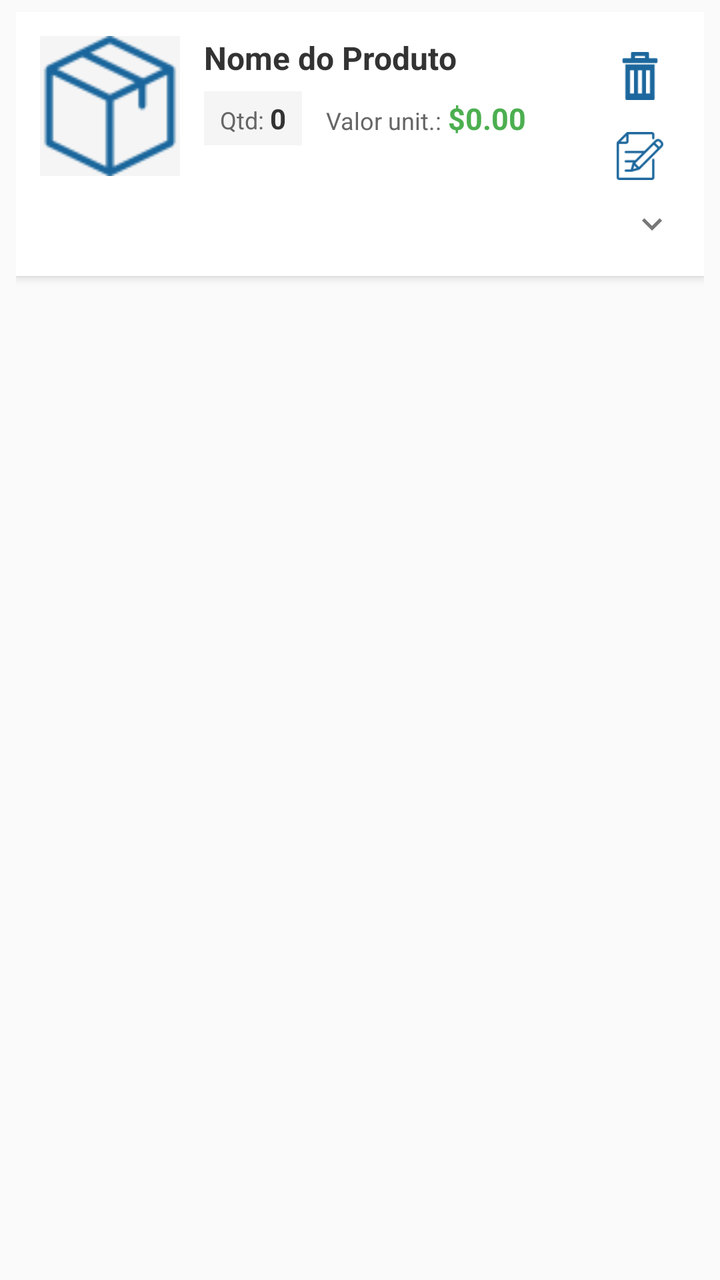
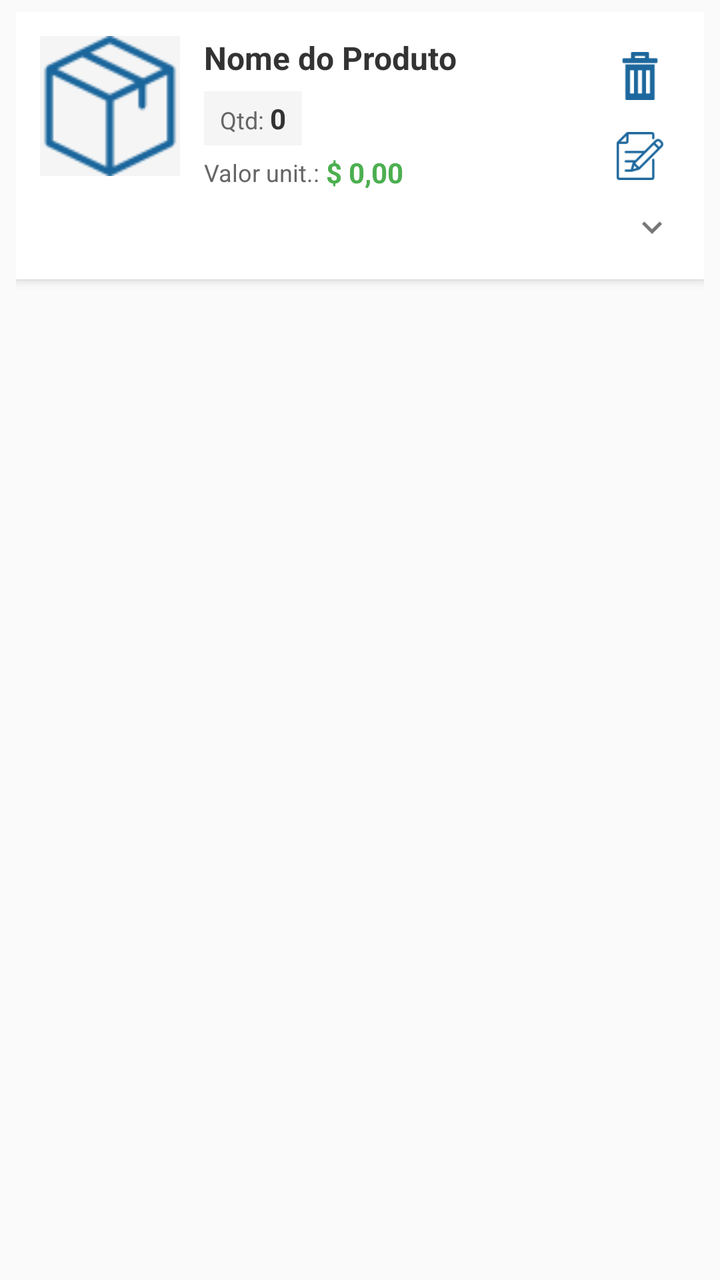

Compare the two renders of this Android layout. The source of the first and the diff that turns it into the second are given below.
<!-- AndroidManifest.xml: application theme CustomActionBarTheme -->
<!-- res/layout/custom_listview.xml -->
<?xml version="1.0" encoding="utf-8"?>
<RelativeLayout xmlns:android="http://schemas.android.com/apk/res/android"
    android:layout_width="match_parent"
    android:layout_height="wrap_content"
    android:fitsSystemWindows="true"
    android:paddingLeft="8dp"
    android:paddingRight="8dp"
    android:paddingTop="6dp"
    android:paddingBottom="6dp">

    
    <LinearLayout
        android:layout_width="match_parent"
        android:layout_height="wrap_content"
        android:orientation="vertical"
        android:background="#FFFFFF"
        android:elevation="3dp"
        android:padding="12dp">

        
        <LinearLayout
            android:layout_width="match_parent"
            android:layout_height="wrap_content"
            android:orientation="horizontal">

            
            <RelativeLayout
                android:layout_width="70dp"
                android:layout_height="70dp">

                <ImageView
                    android:id="@+id/photo"
                    android:layout_width="70dp"
                    android:layout_height="70dp"
                    android:src="@drawable/package_icon"
                    android:scaleType="centerCrop"
                    android:background="#F5F5F5"
                    android:contentDescription="Foto do produto" />

                
                <TextView
                    android:id="@+id/lowStockBadge"
                    android:layout_width="wrap_content"
                    android:layout_height="wrap_content"
                    android:layout_alignParentTop="true"
                    android:layout_alignParentRight="true"
                    android:background="#FF5722"
                    android:text="!"
                    android:textColor="#FFFFFF"
                    android:textStyle="bold"
                    android:textSize="11sp"
                    android:paddingLeft="5dp"
                    android:paddingRight="5dp"
                    android:paddingTop="1dp"
                    android:paddingBottom="1dp"
                    android:visibility="gone" />

            </RelativeLayout>

            
            <LinearLayout
                android:id="@+id/listlinearlayout"
                android:orientation="vertical"
                android:layout_width="0dp"
                android:layout_height="wrap_content"
                android:layout_weight="1"
                android:layout_marginLeft="12dp"
                android:layout_marginRight="8dp">

                
                <TextView
                    android:id="@+id/name"
                    android:layout_width="match_parent"
                    android:layout_height="wrap_content"
                    android:text="Nome do Produto"
                    android:textStyle="bold"
                    android:textSize="16sp"
                    android:textColor="#333333"
                    android:maxLines="2"
                    android:ellipsize="end" />

                
                <LinearLayout
                    android:layout_width="match_parent"
                    android:layout_height="wrap_content"
                    android:orientation="horizontal"
                    android:layout_marginTop="6dp"
                    android:gravity="center_vertical">

                    
                    <LinearLayout
                        android:layout_width="wrap_content"
                        android:layout_height="wrap_content"
                        android:orientation="horizontal"
                        android:background="#F5F5F5"
                        android:paddingLeft="8dp"
                        android:paddingRight="8dp"
                        android:paddingTop="4dp"
                        android:paddingBottom="4dp">

                        <TextView
                            android:layout_width="wrap_content"
                            android:layout_height="wrap_content"
                            android:text="Qtd: "
                            android:textSize="12sp"
                            android:textColor="#666666" />

                        <TextView
                            android:id="@+id/amount"
                            android:layout_width="wrap_content"
                            android:layout_height="wrap_content"
                            android:text="0"
                            android:textSize="14sp"
                            android:textStyle="bold"
                            android:textColor="#333333" />

                        <TextView
                            android:id="@+id/unit"
                            android:layout_width="wrap_content"
                            android:layout_height="wrap_content"
                            android:text=" un"
                            android:textSize="13sp"
                            android:textColor="#666666"
                            android:visibility="gone" />

                    </LinearLayout>

                    
                    <LinearLayout
                        android:layout_width="wrap_content"
                        android:layout_height="wrap_content"
                        android:orientation="horizontal"
                        android:layout_marginLeft="12dp">

                        <TextView
                            android:layout_width="wrap_content"
                            android:layout_height="wrap_content"
                            android:text="Valor unit.: "
                            android:textSize="12sp"
                            android:textColor="#666666" />

                        <TextView
                            android:id="@+id/value"
                            android:layout_width="wrap_content"
                            android:layout_height="wrap_content"
                            android:text="$0.00"
                            android:textSize="15sp"
                            android:textColor="#4CAF50"
                            android:textStyle="bold" />

                    </LinearLayout>

                </LinearLayout>

                
                <LinearLayout
                    android:layout_width="match_parent"
                    android:layout_height="wrap_content"
                    android:orientation="horizontal"
                    android:layout_marginTop="4dp">

                    <TextView
                        android:id="@+id/sku"
                        android:layout_width="wrap_content"
                        android:layout_height="wrap_content"
                        android:text="SKU-001"
                        android:textSize="11sp"
                        android:textColor="#999999"
                        android:maxLines="1"
                        android:visibility="gone" />

                    <TextView
                        android:id="@+id/skuDivider"
                        android:layout_width="wrap_content"
                        android:layout_height="wrap_content"
                        android:text=" • "
                        android:textSize="11sp"
                        android:textColor="#999999"
                        android:visibility="gone" />

                    <TextView
                        android:id="@+id/category"
                        android:layout_width="wrap_content"
                        android:layout_height="wrap_content"
                        android:text="Categoria"
                        android:textSize="11sp"
                        android:textColor="#666666"
                        android:background="#E8F5E9"
                        android:paddingLeft="6dp"
                        android:paddingRight="6dp"
                        android:paddingTop="2dp"
                        android:paddingBottom="2dp"
                        android:maxLines="1"
                        android:visibility="gone" />

                </LinearLayout>

            </LinearLayout>

            
            <LinearLayout
                android:orientation="vertical"
                android:layout_width="wrap_content"
                android:layout_height="wrap_content"
                android:gravity="center">

                <ImageButton
                    android:layout_width="40dp"
                    android:layout_height="40dp"
                    android:id="@+id/delete"
                    android:src="@drawable/delete_icon"
                    android:background="?attr/selectableItemBackgroundBorderless"
                    android:scaleType="fitCenter"
                    android:padding="8dp"
                    android:contentDescription="Excluir produto" />

                <ImageButton
                    android:layout_width="40dp"
                    android:layout_height="40dp"
                    android:id="@+id/edit"
                    android:src="@drawable/edit_icon"
                    android:background="?attr/selectableItemBackgroundBorderless"
                    android:scaleType="fitCenter"
                    android:padding="8dp"
                    android:contentDescription="Editar produto" />

            </LinearLayout>

        </LinearLayout>

        
        <LinearLayout
            android:layout_width="match_parent"
            android:layout_height="wrap_content"
            android:orientation="horizontal"
            android:gravity="end">

            
            <ImageView
                android:id="@+id/toggleIcon"
                android:layout_width="28dp"
                android:layout_height="28dp"
                android:padding="4dp"
                android:contentDescription="Expandir/colapsar"
                android:src="@drawable/ic_expand_more"
                android:background="?attr/selectableItemBackgroundBorderless" />

        </LinearLayout>

        
        <LinearLayout
            android:id="@+id/extraContainer"
            android:layout_width="match_parent"
            android:layout_height="wrap_content"
            android:orientation="vertical"
            android:visibility="gone"
            android:layout_marginTop="8dp"
            android:paddingTop="8dp"
            android:background="#FAFAFA">

            
            <LinearLayout
                android:layout_width="match_parent"
                android:layout_height="wrap_content"
                android:orientation="horizontal"
                android:paddingLeft="8dp"
                android:paddingRight="8dp"
                android:paddingTop="6dp"
                android:paddingBottom="6dp">

                <LinearLayout
                    android:layout_width="0dp"
                    android:layout_height="wrap_content"
                    android:layout_weight="1"
                    android:orientation="vertical">

                    <TextView
                        android:layout_width="wrap_content"
                        android:layout_height="wrap_content"
                        android:text="Estoque Mínimo"
                        android:textSize="11sp"
                        android:textColor="#999999"
                        android:textAllCaps="true" />

                    <TextView
                        android:id="@+id/detailMinStock"
                        android:layout_width="wrap_content"
                        android:layout_height="wrap_content"
                        android:text="0"
                        android:textSize="14sp"
                        android:textStyle="bold"
                        android:textColor="#333333"
                        android:layout_marginTop="2dp" />

                </LinearLayout>

                <LinearLayout
                    android:layout_width="0dp"
                    android:layout_height="wrap_content"
                    android:layout_weight="1"
                    android:orientation="vertical">

                    <TextView
                        android:layout_width="wrap_content"
                        android:layout_height="wrap_content"
                        android:text="Unidade"
                        android:textSize="11sp"
                        android:textColor="#999999"
                        android:textAllCaps="true" />

                    <TextView
                        android:id="@+id/detailUnit"
                        android:layout_width="wrap_content"
                        android:layout_height="wrap_content"
                        android:text="un"
                        android:textSize="14sp"
                        android:textStyle="bold"
                        android:textColor="#333333"
                        android:layout_marginTop="2dp" />

                </LinearLayout>

            </LinearLayout>

            <View
                android:layout_width="match_parent"
                android:layout_height="1dp"
                android:background="#EEEEEE"
                android:layout_marginLeft="8dp"
                android:layout_marginRight="8dp" />

            <LinearLayout
                android:layout_width="match_parent"
                android:layout_height="wrap_content"
                android:orientation="horizontal"
                android:paddingLeft="8dp"
                android:paddingRight="8dp"
                android:paddingTop="6dp"
                android:paddingBottom="6dp">

                <LinearLayout
                    android:layout_width="0dp"
                    android:layout_height="wrap_content"
                    android:layout_weight="1"
                    android:orientation="vertical">

                    <TextView
                        android:layout_width="wrap_content"
                        android:layout_height="wrap_content"
                        android:text="SKU"
                        android:textSize="11sp"
                        android:textColor="#999999"
                        android:textAllCaps="true" />

                    <TextView
                        android:id="@+id/detailSku"
                        android:layout_width="wrap_content"
                        android:layout_height="wrap_content"
                        android:text="-"
                        android:textSize="13sp"
                        android:textColor="#333333"
                        android:layout_marginTop="2dp" />

                </LinearLayout>

                <LinearLayout
                    android:layout_width="0dp"
                    android:layout_height="wrap_content"
                    android:layout_weight="1"
                    android:orientation="vertical">

                    <TextView
                        android:layout_width="wrap_content"
                        android:layout_height="wrap_content"
                        android:text="Categoria"
                        android:textSize="11sp"
                        android:textColor="#999999"
                        android:textAllCaps="true" />

                    <TextView
                        android:id="@+id/detailCategory"
                        android:layout_width="wrap_content"
                        android:layout_height="wrap_content"
                        android:text="-"
                        android:textSize="13sp"
                        android:textColor="#333333"
                        android:layout_marginTop="2dp" />

                </LinearLayout>

            </LinearLayout>

            <View
                android:layout_width="match_parent"
                android:layout_height="1dp"
                android:background="#EEEEEE"
                android:layout_marginLeft="8dp"
                android:layout_marginRight="8dp" />

            <LinearLayout
                android:layout_width="match_parent"
                android:layout_height="wrap_content"
                android:orientation="vertical"
                android:paddingLeft="8dp"
                android:paddingRight="8dp"
                android:paddingTop="6dp"
                android:paddingBottom="6dp">

                <TextView
                    android:layout_width="wrap_content"
                    android:layout_height="wrap_content"
                    android:text="Localização"
                    android:textSize="11sp"
                    android:textColor="#999999"
                    android:textAllCaps="true" />

                <TextView
                    android:id="@+id/detailLocation"
                    android:layout_width="wrap_content"
                    android:layout_height="wrap_content"
                    android:text="-"
                    android:textSize="13sp"
                    android:textColor="#333333"
                    android:layout_marginTop="2dp" />

            </LinearLayout>

            <View
                android:layout_width="match_parent"
                android:layout_height="1dp"
                android:background="#EEEEEE"
                android:layout_marginLeft="8dp"
                android:layout_marginRight="8dp" />

            
            <LinearLayout
                android:layout_width="match_parent"
                android:layout_height="wrap_content"
                android:orientation="horizontal"
                android:gravity="end"
                android:paddingLeft="8dp"
                android:paddingRight="8dp"
                android:paddingTop="8dp"
                android:paddingBottom="8dp">

                <Button
                    android:id="@+id/btnEntrada"
                    android:layout_width="wrap_content"
                    android:layout_height="wrap_content"
                    android:text="Entrada"
                    android:textAllCaps="false"
                    android:minWidth="96dp" />

                <Button
                    android:id="@+id/btnSaida"
                    android:layout_width="wrap_content"
                    android:layout_height="wrap_content"
                    android:layout_marginLeft="12dp"
                    android:text="Saída"
                    android:textAllCaps="false"
                    android:minWidth="96dp" />

            </LinearLayout>

        </LinearLayout>

    </LinearLayout>

</RelativeLayout>
<!-- resources referenced by this layout -->
<resources>
  <!-- drawable delete_icon: png bitmap (drawable, 632 bytes) -->
  <!-- drawable edit_icon: png bitmap (drawable, 1521 bytes) -->
  <!-- drawable ic_expand_more (drawable) -->
  <?xml version="1.0" encoding="utf-8"?>
  <vector xmlns:android="http://schemas.android.com/apk/res/android"
      android:width="24dp"
      android:height="24dp"
      android:viewportWidth="24"
      android:viewportHeight="24">
      <path
          android:fillColor="#777777"
          android:pathData="M16.59,8.59L12,13.17 7.41,8.59 6,10l6,6 6,-6z"/>
  </vector>
  <!-- drawable package_icon: png bitmap (drawable, 2090 bytes) -->
  <style name="CustomActionBarTheme" parent="@style/Theme.AppCompat.Light.DarkActionBar">
          <item name="android:actionBarStyle">@style/MyActionBar</item>
          <item name="actionBarStyle">@style/MyActionBar</item>
          <item name="colorPrimary">@color/colorPrimary</item>
          <item name="colorPrimaryDark">@color/colorPrimaryDark</item>
          <item name="colorAccent">@color/colorAccent</item>
          <item name="android:windowLightStatusBar">true</item>
      </style>
  <style name="MyActionBar" parent="@style/Widget.AppCompat.Light.ActionBar.Solid.Inverse">
          <item name="android:background">@color/colorActionBar</item>
          <item name="background">@color/colorActionBar</item>
      </style>
  <color name="colorPrimary">#3F51B5</color>
  <color name="colorPrimaryDark">#303F9F</color>
  <color name="colorAccent">#225aa9</color>
  <color name="colorActionBar">#ff1c679d</color>
</resources>

<!-- the commit's change to res/layout/custom_listview.xml (unified diff, before → after) -->
@@ -83,9 +83,8 @@
                 <LinearLayout
                     android:layout_width="match_parent"
                     android:layout_height="wrap_content"
-                    android:orientation="horizontal"
-                    android:layout_marginTop="6dp"
-                    android:gravity="center_vertical">
+                    android:orientation="vertical"
+                    android:layout_marginTop="6dp">
 
                     
                     <LinearLayout
@@ -112,7 +111,8 @@
                             android:text="0"
                             android:textSize="14sp"
                             android:textStyle="bold"
-                            android:textColor="#333333" />
+                            android:textColor="#333333"
+                            android:singleLine="true" />
 
                         <TextView
                             android:id="@+id/unit"
@@ -127,10 +127,11 @@
 
                     
                     <LinearLayout
-                        android:layout_width="wrap_content"
+                        android:layout_width="match_parent"
                         android:layout_height="wrap_content"
                         android:orientation="horizontal"
-                        android:layout_marginLeft="12dp">
+                        android:layout_marginTop="4dp"
+                        android:gravity="center_vertical">
 
                         <TextView
                             android:layout_width="wrap_content"
@@ -141,12 +142,15 @@
 
                         <TextView
                             android:id="@+id/value"
-                            android:layout_width="wrap_content"
+                            android:layout_width="0dp"
                             android:layout_height="wrap_content"
-                            android:text="$0.00"
-                            android:textSize="15sp"
+                            android:layout_weight="1"
+                            android:text="$ 0,00"
+                            android:textSize="14sp"
                             android:textColor="#4CAF50"
-                            android:textStyle="bold" />
+                            android:textStyle="bold"
+                            android:singleLine="true"
+                            android:ellipsize="end" />
 
                     </LinearLayout>
 
